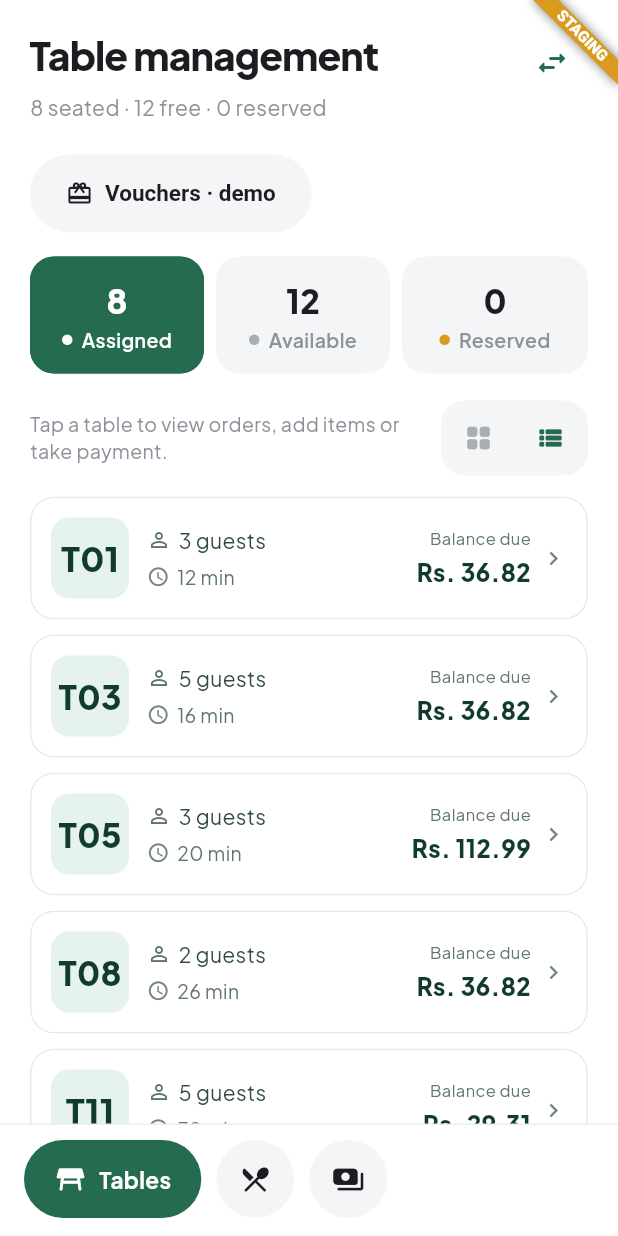
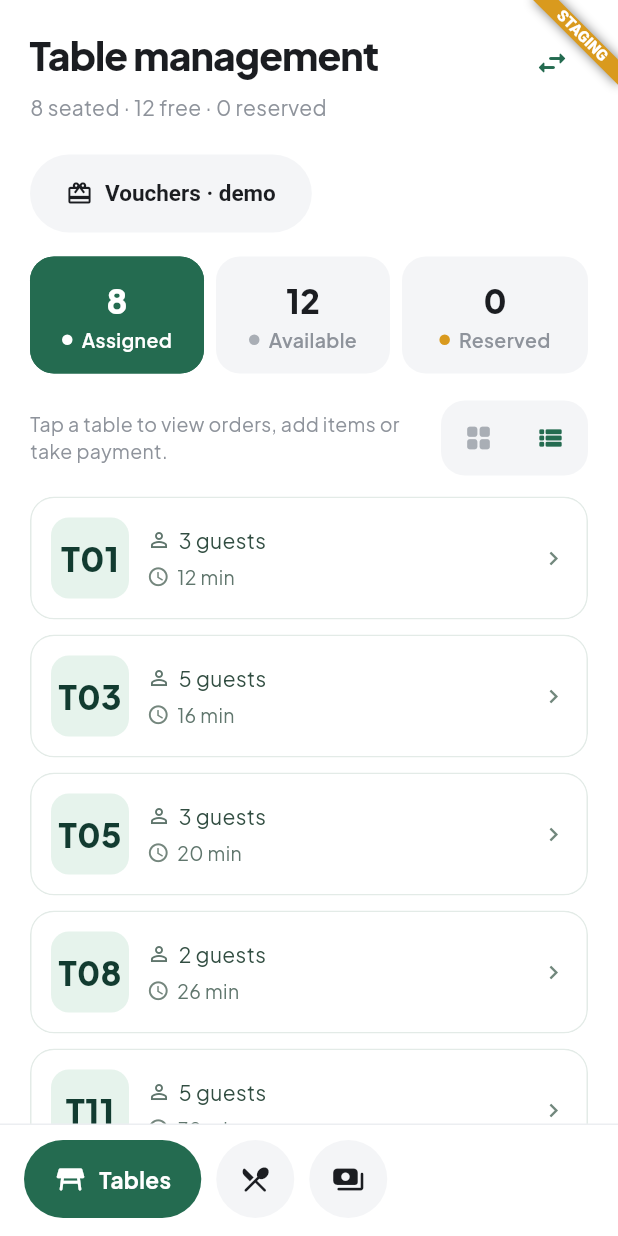
Before and after one commit to anastanyums/shiney-gestro-tablet, a Flutter app: the WaiterDemo screen opened directly, on a phone screen of 412 x 824 dp. Run offline on Flutter 3.47's test engine with Material 3 defaults, Android fonts, the phone set to English and light mode, and no system bars; our stand-ins replace google_fonts, image_picker, shared_preferences, supabase_flutter; missing offline and left inert: mobile_scanner, print_bluetooth_thermal; accounts and stored records are empty.

Commit message:
Tables list: hide balance on active tables

```diff
--- a/lib/waiter_demo.dart
+++ b/lib/waiter_demo.dart
@@ -1174,12 +1174,15 @@ class _WaiterDemoState extends State<WaiterDemo> {
               const SizedBox(height: 5),
               Row(children: [Icon(t.active ? Icons.schedule : reserved ? Icons.event_outlined : Icons.add_circle_outline, size: 15, color: const Color(0xFF74867D)), const SizedBox(width: 5), Expanded(child: Text(t.active ? elapsed : reserved ? (t.reservedAt == null ? 'Reserved' : hhmm(t.reservedAt!)) : 'Seat guests', style: const TextStyle(fontSize: 13, color: Color(0xFF60766D))))]),
             ])),
-            const SizedBox(width: 8),
-            Expanded(child: Column(crossAxisAlignment: CrossAxisAlignment.end, children: [
-              Text(t.active ? 'Balance due' : reserved ? 'Reserved' : 'Start session', style: const TextStyle(fontSize: 11, color: Color(0xFF60766D))),
-              const SizedBox(height: 3),
-              Text(t.active ? money(t.balance) : reserved ? (t.reservedName.isEmpty ? 'Held' : t.reservedName) : 'Seat →', textAlign: TextAlign.right, style: const TextStyle(fontSize: 16, fontWeight: FontWeight.w800, color: Color(0xFF123B30))),
-            ])),
+            // Active tables show only table number, guests and time; the amount is in the table detail.
+            if (!t.active) ...[
+              const SizedBox(width: 8),
+              Expanded(child: Column(crossAxisAlignment: CrossAxisAlignment.end, children: [
+                Text(reserved ? 'Reserved' : 'Start session', style: const TextStyle(fontSize: 11, color: Color(0xFF60766D))),
+                const SizedBox(height: 3),
+                Text(reserved ? (t.reservedName.isEmpty ? 'Held' : t.reservedName) : 'Seat →', textAlign: TextAlign.right, style: const TextStyle(fontSize: 16, fontWeight: FontWeight.w800, color: Color(0xFF123B30))),
+              ])),
+            ],
             const SizedBox(width: 6), const Icon(Icons.chevron_right, size: 18, color: Color(0xFF71877C)),
           ]),
           if (attention) Padding(padding: const EdgeInsets.only(left: 64, top: 10), child: Container(padding: const EdgeInsets.symmetric(horizontal: 10, vertical: 5), decoration: BoxDecoration(color: const Color(0xFFFFE8AB), borderRadius: BorderRadius.circular(20)), child: Row(mainAxisSize: MainAxisSize.min, children: [Icon(Icons.room_service_outlined, size: 16, color: amber), const SizedBox(width: 6), Flexible(child: Text('$readyN ready to serve', style: TextStyle(fontSize: 12, fontWeight: FontWeight.w700, color: amber)))]))),
```
